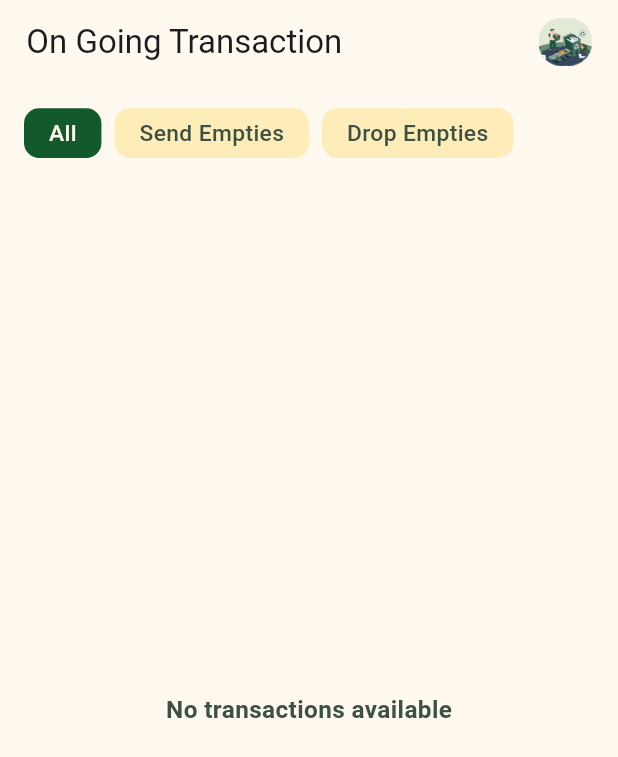
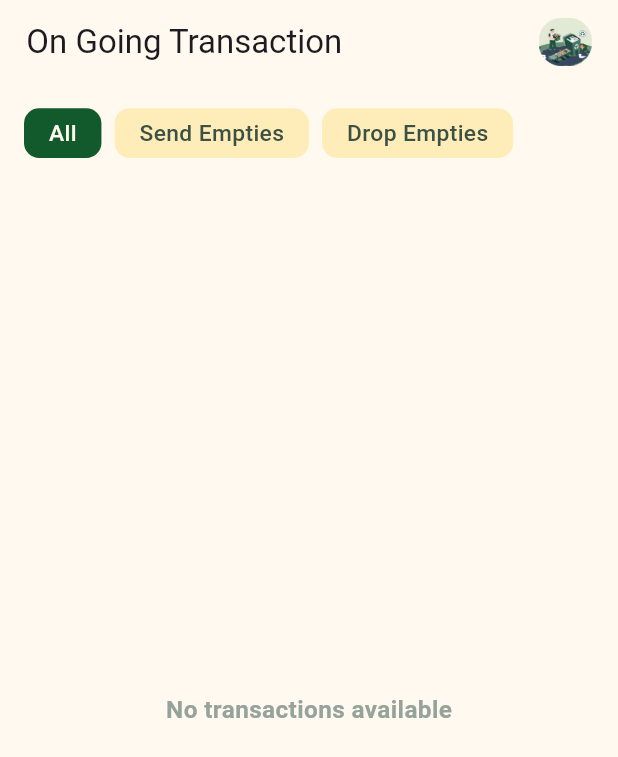
Before and after one commit to handoyonathan/Re-Empties, a Flutter app: the AdminView screen opened by its route, on a phone screen of 412 x 824 dp. Shown: the top 757 px of the screen. Run offline on Flutter 3.47's test engine with Material 3 defaults, Android fonts, the phone set to English and light mode, and no system bars; drawn by our look-alikes of oktoast; our stand-ins replace cloud_firestore, firebase_auth, firebase_core, firebase_storage, flutter_riverpod, flutter_screenutil and 9 more; accounts and stored records are empty; statements that could not run were skipped.

Commit message:
Update admin_view.dart

```diff
--- a/lib/features/admin/view/admin_view.dart
+++ b/lib/features/admin/view/admin_view.dart
@@ -102,7 +102,7 @@ class AdminViewState extends ConsumerState<AdminView> {
                         ? Center(
                             child: Text(
                               "No transactions available",
-                              style: textTheme.appbarTitle,
+                              style: textTheme.appbarTitle.copyWith(color: colors.gray3),
                             ),
                           )
                         : ListView.builder(
```
